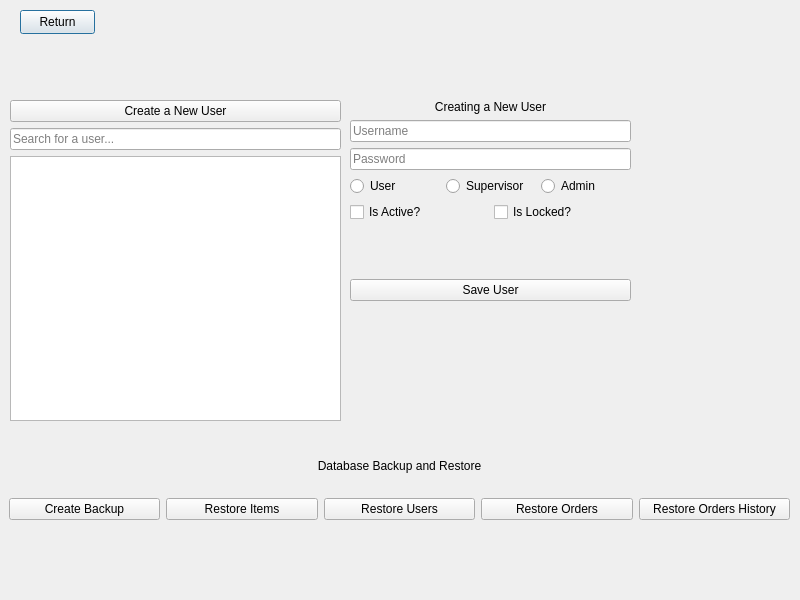
Old version of the form UI/admin_window.ui in the repository npaolini-8/se-group-5.
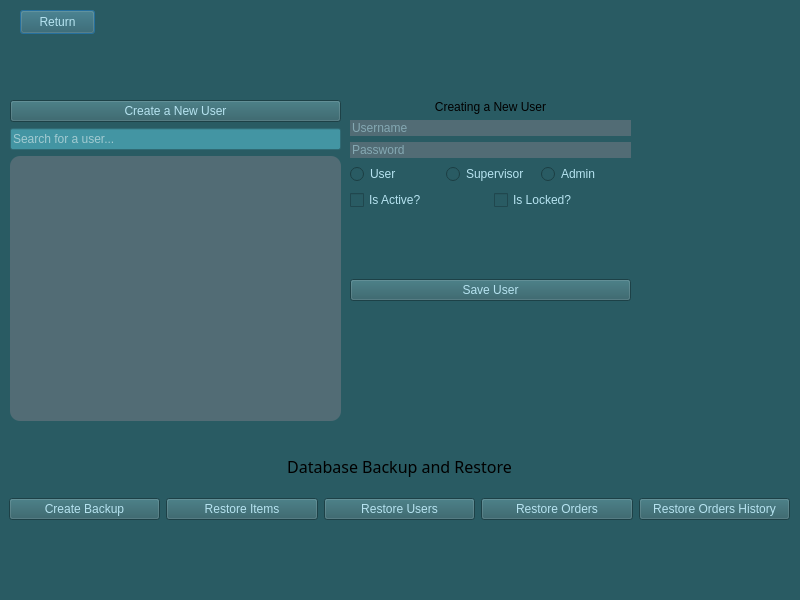
New version of the form.

Diff of the .ui file:
```diff
--- a/UI/admin_window.ui
+++ b/UI/admin_window.ui
@@ -19,6 +19,9 @@
   <property name="windowTitle">
    <string>Admin Panel</string>
   </property>
+  <property name="styleSheet">
+   <string notr="true">background-color: #295B63;</string>
+  </property>
   <widget class="QPushButton" name="return_btn">
    <property name="geometry">
     <rect>
@@ -28,6 +31,9 @@
      <height>24</height>
     </rect>
    </property>
+   <property name="styleSheet">
+    <string notr="true">color: #B6E3F0;</string>
+   </property>
    <property name="text">
     <string>Return</string>
    </property>
@@ -54,6 +60,12 @@
     </item>
     <item>
      <widget class="QLineEdit" name="user_name_line">
+      <property name="styleSheet">
+       <string notr="true">background-color: #526c75;
+color: #B6E3F0;
+border-radius: 10px;
+font-size: 12px;</string>
+      </property>
       <property name="placeholderText">
        <string>Username</string>
       </property>
@@ -61,6 +73,12 @@
     </item>
     <item>
      <widget class="QLineEdit" name="password_line">
+      <property name="styleSheet">
+       <string notr="true">background-color: #526c75;
+color: #B6E3F0;
+border-radius: 10px;
+font-size: 12px;</string>
+      </property>
       <property name="placeholderText">
        <string>Password</string>
       </property>
@@ -70,6 +88,9 @@
      <layout class="QHBoxLayout" name="horizontalLayout">
       <item>
        <widget class="QRadioButton" name="user_radio">
+        <property name="styleSheet">
+         <string notr="true">color: #B6E3F0;</string>
+        </property>
         <property name="text">
          <string>User</string>
         </property>
@@ -77,6 +98,9 @@
       </item>
       <item>
        <widget class="QRadioButton" name="super_radio">
+        <property name="styleSheet">
+         <string notr="true">color: #B6E3F0;</string>
+        </property>
         <property name="text">
          <string>Supervisor</string>
         </property>
@@ -84,6 +108,9 @@
       </item>
       <item>
        <widget class="QRadioButton" name="admin_radio">
+        <property name="styleSheet">
+         <string notr="true">color: #B6E3F0;</string>
+        </property>
         <property name="text">
          <string>Admin</string>
         </property>
@@ -95,6 +122,9 @@
      <layout class="QHBoxLayout" name="horizontalLayout_2">
       <item>
        <widget class="QCheckBox" name="active_check">
+        <property name="styleSheet">
+         <string notr="true">color: #B6E3F0;</string>
+        </property>
         <property name="text">
          <string>Is Active?</string>
         </property>
@@ -102,6 +132,9 @@
       </item>
       <item>
        <widget class="QCheckBox" name="lock_check">
+        <property name="styleSheet">
+         <string notr="true">color: #B6E3F0;</string>
+        </property>
         <property name="text">
          <string>Is Locked?</string>
         </property>
@@ -134,6 +167,9 @@
     </item>
     <item>
      <widget class="QPushButton" name="save_user_button">
+      <property name="styleSheet">
+       <string notr="true">color: #B6E3F0;</string>
+      </property>
       <property name="text">
        <string>Save User</string>
       </property>
@@ -153,6 +189,9 @@
    <layout class="QVBoxLayout" name="verticalLayout_2">
     <item>
      <widget class="QPushButton" name="new_user_button">
+      <property name="styleSheet">
+       <string notr="true">color: #B6E3F0;</string>
+      </property>
       <property name="text">
        <string>Create a New User</string>
       </property>
@@ -160,13 +199,26 @@
     </item>
     <item>
      <widget class="QLineEdit" name="user_search_bar">
+      <property name="styleSheet">
+       <string notr="true">background-color: #4395a3;
+color: white;
+
+font-size: 12px;</string>
+      </property>
       <property name="placeholderText">
        <string>Search for a user...</string>
       </property>
      </widget>
     </item>
     <item>
-     <widget class="QTableWidget" name="users_table"/>
+     <widget class="QTableWidget" name="users_table">
+      <property name="styleSheet">
+       <string notr="true">background-color: #526c75;
+color: #B6E3F0;
+border-radius: 10px;
+font-size: 12px;</string>
+      </property>
+     </widget>
     </item>
    </layout>
   </widget>
@@ -182,6 +234,14 @@
    <layout class="QVBoxLayout" name="verticalLayout_3">
     <item>
      <widget class="QLabel" name="db_fxn_lbl">
+      <property name="font">
+       <font>
+        <family>Sans Serif</family>
+        <pointsize>12</pointsize>
+        <italic>false</italic>
+        <bold>false</bold>
+       </font>
+      </property>
       <property name="text">
        <string>Database Backup and Restore</string>
       </property>
@@ -194,6 +254,9 @@
      <layout class="QHBoxLayout" name="db_bu_buttons">
       <item>
        <widget class="QPushButton" name="bu_create_btn">
+        <property name="styleSheet">
+         <string notr="true">color: #B6E3F0;</string>
+        </property>
         <property name="text">
          <string>Create Backup</string>
         </property>
@@ -201,6 +264,9 @@
       </item>
       <item>
        <widget class="QPushButton" name="restore_items_btn">
+        <property name="styleSheet">
+         <string notr="true">color: #B6E3F0;</string>
+        </property>
         <property name="text">
          <string>Restore Items</string>
         </property>
@@ -208,20 +274,29 @@
       </item>
       <item>
        <widget class="QPushButton" name="restore_users_btn">
+        <property name="styleSheet">
+         <string notr="true">color: #B6E3F0;</string>
+        </property>
         <property name="text">
          <string>Restore Users</string>
         </property>
        </widget>
       </item>
       <item>
-       <widget class="QPushButton" name="pushButton_2">
+       <widget class="QPushButton" name="restore_orders_btn">
+        <property name="styleSheet">
+         <string notr="true">color: #B6E3F0;</string>
+        </property>
         <property name="text">
          <string>Restore Orders</string>
         </property>
        </widget>
       </item>
       <item>
-       <widget class="QPushButton" name="pushButton">
+       <widget class="QPushButton" name="restore_orders_history_btn">
+        <property name="styleSheet">
+         <string notr="true">color: #B6E3F0;</string>
+        </property>
         <property name="text">
          <string>Restore Orders History</string>
         </property>
```
